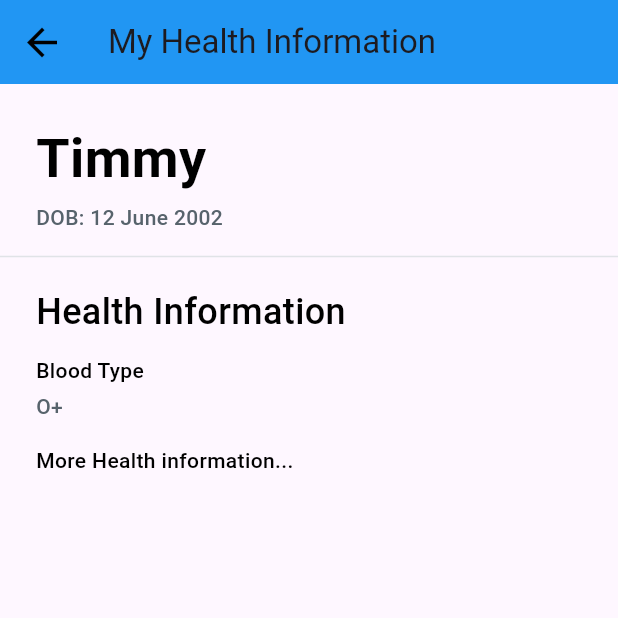
After one commit to choonzies/GLife_4, a Flutter app: the Info screen opened directly, on a phone screen of 412 x 824 dp, the top half of it. The commit adds this screen. Run offline on Flutter 3.47's test engine with Material 3 defaults, Android fonts, the phone set to English and light mode, and no system bars; our stand-ins replace firebase_auth, firebase_core; accounts and stored records are empty; network calls fail; Roboto replaces fonts that are missing (Plus Jakarta Sans, Readex Pro).

Commit message:
Added static pages for Groups-Friends and info, modified minor icons and page navigation

```diff
--- /dev/null
+++ b/lib/pages/Info/Info.dart
@@ -0,0 +1,111 @@
+import 'package:flutter/material.dart';
+
+class Info extends StatelessWidget {
+  const Info({Key? key}) : super(key: key);
+
+  @override
+  Widget build(BuildContext context) {
+    return Scaffold(
+      appBar: AppBar(
+        backgroundColor: Colors.blue, // Replace with your desired app bar color
+        title: Text(
+          'My Health Information',
+          style: TextStyle(
+            fontFamily: 'Readex Pro',
+            letterSpacing: 0,
+          ),
+        ),
+        leading: IconButton(
+          icon: Icon(Icons.arrow_back, color: Colors.black, size: 30),
+          onPressed: () {
+            Navigator.of(context).pop();
+          },
+        ),
+      ),
+      body: SingleChildScrollView(
+        child: Column(
+          crossAxisAlignment: CrossAxisAlignment.start,
+          children: [
+            Padding(
+              padding: EdgeInsets.fromLTRB(24, 24, 24, 0),
+              child: Text(
+                'Timmy',
+                style: TextStyle(
+                  fontFamily: 'Plus Jakarta Sans',
+                  color: Colors.black,
+                  fontSize: 36,
+                  fontWeight: FontWeight.w600,
+                ),
+              ),
+            ),
+            Padding(
+              padding: EdgeInsets.fromLTRB(24, 4, 24, 0),
+              child: Text(
+                'DOB: 12 June 2002',
+                style: TextStyle(
+                  fontFamily: 'Plus Jakarta Sans',
+                  color: Color(0xFF57636C),
+                  fontSize: 14,
+                  fontWeight: FontWeight.w500,
+                ),
+              ),
+            ),
+            Divider(
+              height: 32,
+              thickness: 1,
+              color: Color(0xFFE0E3E7),
+            ),
+            Padding(
+              padding: EdgeInsets.fromLTRB(24, 4, 24, 0),
+              child: Text(
+                'Health Information',
+                style: TextStyle(
+                  fontFamily: 'Plus Jakarta Sans',
+                  color: Colors.black,
+                  fontSize: 24,
+                  fontWeight: FontWeight.w500,
+                ),
+              ),
+            ),
+            Padding(
+              padding: EdgeInsets.fromLTRB(24, 12, 24, 0),
+              child: Text(
+                'Blood Type',
+                style: TextStyle(
+                  fontFamily: 'Plus Jakarta Sans',
+                  color: Colors.black,
+                  fontSize: 14,
+                  fontWeight: FontWeight.w500,
+                ),
+              ),
+            ),
+            Padding(
+              padding: EdgeInsets.fromLTRB(24, 4, 24, 12),
+              child: Text(
+                'O+',
+                style: TextStyle(
+                  fontFamily: 'Plus Jakarta Sans',
+                  color: Color(0xFF57636C),
+                  fontSize: 14,
+                  fontWeight: FontWeight.w500,
+                ),
+              ),
+            ),
+            Padding(
+              padding: EdgeInsets.fromLTRB(24, 4, 24, 12),
+              child: Text(
+                'More Health information...',
+                style: TextStyle(
+                  fontFamily: 'Plus Jakarta Sans',
+                  color: Colors.black,
+                  fontSize: 14,
+                  fontWeight: FontWeight.w500,
+                ),
+              ),
+            ),
+          ],
+        ),
+      ),
+    );
+  }
+}
```
Also changed, not shown: lib/pages/Social/Friends.dart (added, +64 -0 lines), lib/pages/Social/Groups.dart (added, +161 -0 lines), lib/pages/home_page.dart (+23 -7 lines).
